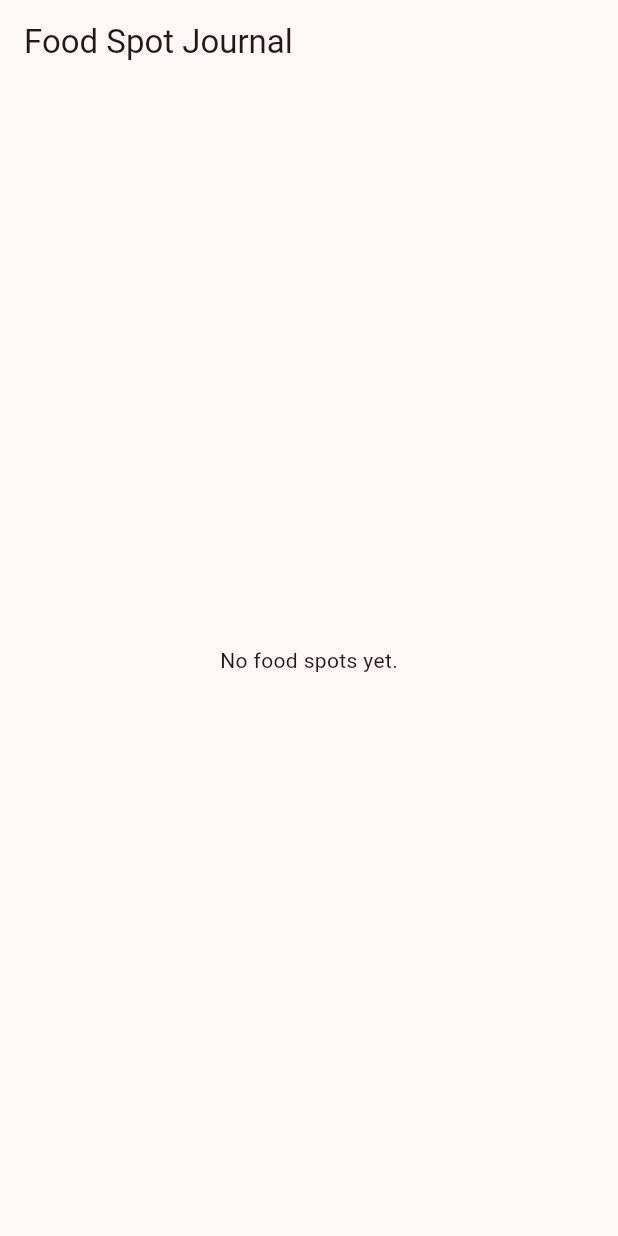
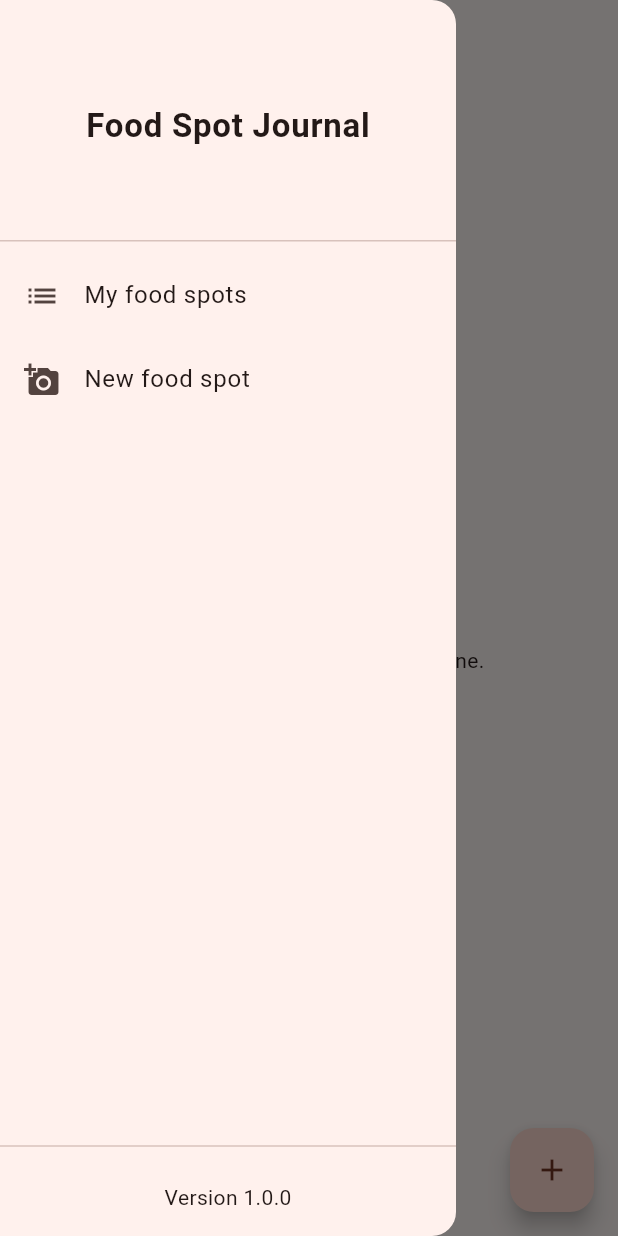
Before and after one commit to aletxapascual/food-spot-journal, a Flutter app: the screen it shows after launch, with the side drawer open (before the commit the screen has no drawer), on a phone screen of 412 x 824 dp. Run offline on Flutter 3.47's test engine with Material 3 defaults, Android fonts, the phone set to English and light mode, and no system bars; our stand-ins replace sqflite; accounts and stored records are empty.

Commit message:
Add Drawer, named routes, food spot list, detail screen with Hero image and creation form

```diff
--- a/lib/main.dart
+++ b/lib/main.dart
@@ -1,4 +1,6 @@
 import 'package:flutter/material.dart';
+import 'screens/add_spot_screen.dart';
+import 'screens/detail_screen.dart';
 import 'screens/home_screen.dart';
 
 void main() {
@@ -14,7 +16,12 @@ class FoodSpotJournalApp extends StatelessWidget {
     return MaterialApp(
       title: 'Food Spot Journal',
       theme: ThemeData(colorScheme: ColorScheme.fromSeed(seedColor: Colors.deepOrange)),
-      home: const HomeScreen(),
+      initialRoute: '/',
+      routes: {
+        '/': (context) => const HomeScreen(),
+        '/detail': (context) => const DetailScreen(),
+        '/add': (context) => const AddSpotScreen(),
+      },
     );
   }
 }
--- /dev/null
+++ b/lib/screens/detail_screen.dart
@@ -0,0 +1,44 @@
+import 'package:flutter/material.dart';
+import '../models/food_spot.dart';
+import '../widgets/spot_image.dart';
+
+/// Shows every detail of one food spot received through route arguments.
+class DetailScreen extends StatelessWidget {
+  const DetailScreen({super.key});
+
+  @override
+  Widget build(BuildContext context) {
+    final FoodSpot spot = ModalRoute.of(context)!.settings.arguments as FoodSpot;
+
+    return Scaffold(
+      appBar: AppBar(title: Text(spot.name)),
+      body: SingleChildScrollView(
+        child: Column(
+          crossAxisAlignment: CrossAxisAlignment.start,
+          children: [
+            Hero(
+              tag: 'spot-image-${spot.id}',
+              child: SpotImage(imagePath: spot.imagePath, height: 250),
+            ),
+            Padding(
+              padding: const EdgeInsets.all(16.0),
+              child: Column(
+                crossAxisAlignment: CrossAxisAlignment.start,
+                children: [
+                  Text(
+                    spot.name,
+                    style: const TextStyle(fontSize: 24, fontWeight: FontWeight.bold),
+                  ),
+                  const SizedBox(height: 4),
+                  Text('Saved on ${spot.createdAt.substring(0, 10)}'),
+                  const SizedBox(height: 16),
+                  Text(spot.review, style: const TextStyle(fontSize: 16)),
+                ],
+              ),
+            ),
+          ],
+        ),
+      ),
+    );
+  }
+}
--- a/lib/screens/home_screen.dart
+++ b/lib/screens/home_screen.dart
@@ -1,6 +1,8 @@
 import 'package:flutter/material.dart';
 import '../data/database_helper.dart';
 import '../models/food_spot.dart';
+import '../widgets/app_drawer.dart';
+import '../widgets/food_spot_card.dart';
 
 /// Main screen: lists every saved food spot.
 class HomeScreen extends StatefulWidget {
@@ -19,10 +21,28 @@ class _HomeScreenState extends State<HomeScreen> {
     _spotsFuture = DatabaseHelper.instance.getSpots();
   }
 
+  void _refresh() {
+    setState(() {
+      _spotsFuture = DatabaseHelper.instance.getSpots();
+    });
+  }
+
+  /// Opens the form and reloads the list if a spot was saved.
+  Future<void> _openAddForm() async {
+    final saved = await Navigator.pushNamed(context, '/add');
+    if (saved == true) _refresh();
+  }
+
   @override
   Widget build(BuildContext context) {
     return Scaffold(
       appBar: AppBar(title: const Text('Food Spot Journal')),
+      drawer: AppDrawer(onAddSpot: _openAddForm),
+      floatingActionButton: FloatingActionButton(
+        onPressed: _openAddForm,
+        tooltip: 'New food spot',
+        child: const Icon(Icons.add),
+      ),
       body: FutureBuilder<List<FoodSpot>>(
         future: _spotsFuture,
         builder: (BuildContext context, AsyncSnapshot<List<FoodSpot>> snapshot) {
@@ -39,18 +59,20 @@ class _HomeScreenState extends State<HomeScreen> {
                 return Center(child: Text('Error loading spots: ${snapshot.error}'));
               } else if (snapshot.hasData && snapshot.data!.isNotEmpty) {
                 final spots = snapshot.data!;
-                return ListView.builder(
+                return ListView.separated(
+                  padding: const EdgeInsets.all(12),
                   itemCount: spots.length,
+                  separatorBuilder: (context, index) => const SizedBox(height: 12),
                   itemBuilder: (context, index) {
                     final spot = spots[index];
-                    return ListTile(
-                      title: Text(spot.name),
-                      subtitle: Text(spot.review),
+                    return FoodSpotCard(
+                      spot: spot,
+                      onTap: () => Navigator.pushNamed(context, '/detail', arguments: spot),
                     );
                   },
                 );
               } else {
-                return const Center(child: Text('No food spots yet.'));
+                return const Center(child: Text('No food spots yet. Tap + to add one.'));
               }
           }
         },
--- /dev/null
+++ b/lib/widgets/app_drawer.dart
@@ -0,0 +1,51 @@
+import 'package:flutter/material.dart';
+
+/// Side menu of the app, kept in its own widget (SRP).
+class AppDrawer extends StatelessWidget {
+  final VoidCallback onAddSpot;
+
+  const AppDrawer({super.key, required this.onAddSpot});
+
+  @override
+  Widget build(BuildContext context) {
+    return Drawer(
+      child: Column(
+        children: [
+          const DrawerHeader(
+            child: Center(
+              child: Text(
+                'Food Spot Journal',
+                style: TextStyle(fontSize: 22, fontWeight: FontWeight.bold),
+              ),
+            ),
+          ),
+          Expanded(
+            child: ListView(
+              padding: EdgeInsets.zero,
+              children: [
+                ListTile(
+                  leading: const Icon(Icons.list),
+                  title: const Text('My food spots'),
+                  onTap: () => Navigator.pop(context),
+                ),
+                ListTile(
+                  leading: const Icon(Icons.add_a_photo),
+                  title: const Text('New food spot'),
+                  onTap: () {
+                    Navigator.pop(context);
+                    onAddSpot();
+                  },
+                ),
+              ],
+            ),
+          ),
+          const Divider(),
+          const Padding(
+            padding: EdgeInsets.all(16),
+            child: Text('Version 1.0.0'),
+          ),
+        ],
+      ),
+    );
+  }
+}
```
Also changed, not shown: lib/screens/add_spot_screen.dart (added, +108 -0 lines), lib/widgets/food_spot_card.dart (added, +44 -0 lines), lib/widgets/spot_image.dart (added, +28 -0 lines).
